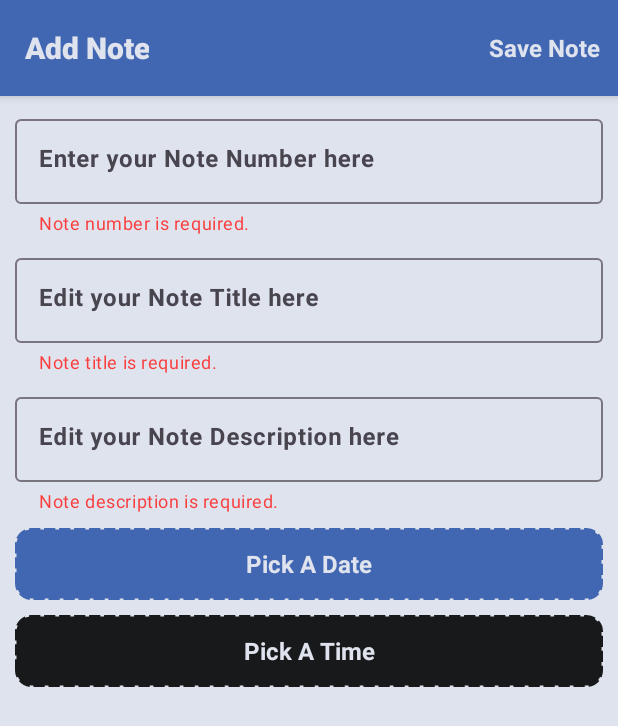
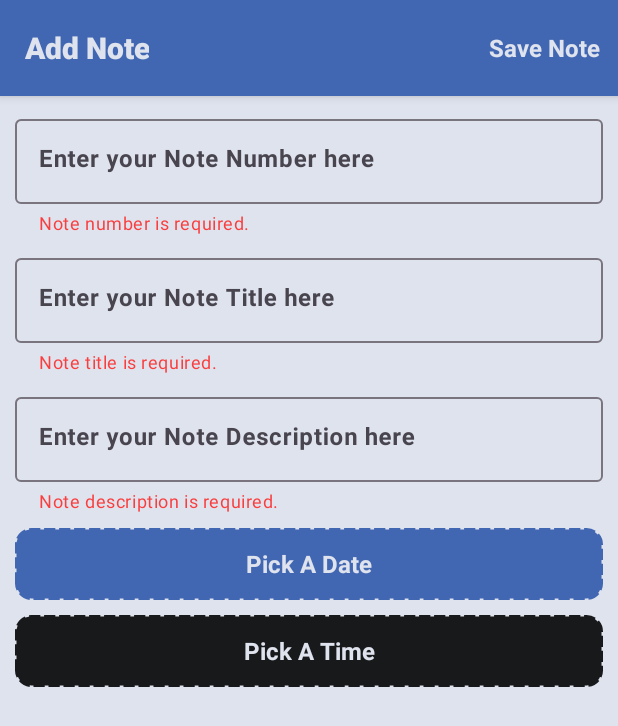
Before and after one commit to JubayerAhamadTayef/MyNotesApp, an Android app: the AddNoteFragment screen opened through its navigation route, after a tap on "Save Note", on a phone screen of 412 x 824 dp. Shown: the top 726 px of the screen. Run offline under Robolectric (Android 15) with nearby library versions, the phone set to English and light mode, and no system bars; our stand-ins replace Firebase (no records; nobody signed in at launch, a user with empty details on screens opened directly), Room's generated code, data binding.

Commit message:
Update Some Design and Features!

```diff
--- a/app/src/main/java/com/jubayer_ahamad_tayef/notes_app/adapter/NoteAdapter.kt
+++ b/app/src/main/java/com/jubayer_ahamad_tayef/notes_app/adapter/NoteAdapter.kt
@@ -47,7 +47,7 @@ class NoteAdapter(var context: Context) : RecyclerView.Adapter<NoteAdapter.NoteV
 
         holder.itemBinding.time.text = currentNote.noteTime
         holder.itemBinding.date.text = currentNote.noteDate
-        holder.itemBinding.noteNo.text = currentNote.noteNumber
+        holder.itemBinding.noteNo.text = currentNote.noteNumber.toString()
         holder.itemBinding.noteTitle.text = currentNote.noteTitle
         holder.itemBinding.noteDescription.text = currentNote.noteDescription
         setAnimation(holder.itemView, position)
--- a/app/src/main/java/com/jubayer_ahamad_tayef/notes_app/database/NoteDao.kt
+++ b/app/src/main/java/com/jubayer_ahamad_tayef/notes_app/database/NoteDao.kt
@@ -20,7 +20,7 @@ interface NoteDao {
     @Delete
     suspend fun deleteNote(note: Note)
 
-    @Query("SELECT * FROM NOTES ORDER BY id")
+    @Query("SELECT * FROM NOTES ORDER BY noteNumber")
     fun getAllNotes(): LiveData<List<Note>>
 
     @Query("SELECT * FROM NOTES WHERE noteNumber LIKE :query OR noteTime LIKE :query OR noteDate LIKE :query OR noteTitle LIKE :query OR noteDescription LIKE :query")
--- a/app/src/main/java/com/jubayer_ahamad_tayef/notes_app/fragments/AddNoteFragment.kt
+++ b/app/src/main/java/com/jubayer_ahamad_tayef/notes_app/fragments/AddNoteFragment.kt
@@ -31,7 +31,6 @@ class AddNoteFragment : Fragment(R.layout.fragment_add_note), MenuProvider {
     private var addNoteBinding: FragmentAddNoteBinding? = null
     private val binding get() = addNoteBinding!!
 
-    private val calendar: Calendar by lazy { Calendar.getInstance() }
     private lateinit var showDate: String
     private lateinit var showTime: String
 
@@ -80,6 +79,7 @@ class AddNoteFragment : Fragment(R.layout.fragment_add_note), MenuProvider {
 
     private fun saveNote(view: View) {
         val noteNumber = binding.addNoteNoEditText.text.toString().trim()
+        val noteNumberInt = if (noteNumber.isNotEmpty()) noteNumber.toInt() else 0
         val noteTitle = binding.addNoteTitleEditText.text.toString().trim()
         val noteDescription = binding.addNoteDescriptionEditText.text.toString().trim()
         val noteDate = binding.pickADate.text.toString().trim()
@@ -91,7 +91,7 @@ class AddNoteFragment : Fragment(R.layout.fragment_add_note), MenuProvider {
 
         if (noteNumber.isNotEmpty() && noteTitle.isNotEmpty() && noteDescription.isNotEmpty()) {
 
-            val note = Note(0, noteNumber, noteTitle, noteDescription, noteDate, noteTime)
+            val note = Note(0, noteNumberInt, noteTitle, noteDescription, noteDate, noteTime)
             notesViewModel.addNote(note)
 
             showToast(getString(R.string.note_saved))
@@ -105,7 +105,7 @@ class AddNoteFragment : Fragment(R.layout.fragment_add_note), MenuProvider {
     }
 
     private fun pickADate() {
-
+        val calendar = Calendar.getInstance()
         val day = calendar.get(Calendar.DAY_OF_MONTH)
         val month = calendar.get(Calendar.MONTH)
         val year = calendar.get(Calendar.YEAR)
@@ -126,6 +126,7 @@ class AddNoteFragment : Fragment(R.layout.fragment_add_note), MenuProvider {
 
     @SuppressLint("SimpleDateFormat")
     private fun pickATime() {
+        val calendar = Calendar.getInstance()
         val currentHour = calendar.get(Calendar.HOUR_OF_DAY)
         val currentMinute = calendar.get(Calendar.MINUTE)
 
--- a/app/src/main/java/com/jubayer_ahamad_tayef/notes_app/model/Note.kt
+++ b/app/src/main/java/com/jubayer_ahamad_tayef/notes_app/model/Note.kt
@@ -9,7 +9,7 @@ import kotlinx.parcelize.Parcelize
 @Parcelize
 data class Note(
     @PrimaryKey(autoGenerate = true) val id: Long,
-    val noteNumber: String,
+    val noteNumber: Int,
     val noteTitle: String,
     val noteDescription: String,
     val noteDate: String?,
--- a/app/src/main/res/layout/fragment_add_note.xml
+++ b/app/src/main/res/layout/fragment_add_note.xml
@@ -46,7 +46,7 @@
                 android:layout_height="wrap_content"
                 android:layout_marginHorizontal="10dp"
                 android:layout_marginTop="10dp"
-                android:hint="@string/edit_your_note_title_here"
+                android:hint="@string/enter_your_note_title_here"
                 app:helperTextTextColor="@color/red"
                 app:layout_constraintEnd_toEndOf="parent"
                 app:layout_constraintStart_toStartOf="parent"
@@ -68,7 +68,7 @@
                 android:layout_width="match_parent"
                 android:layout_height="wrap_content"
                 android:layout_margin="10dp"
-                android:hint="@string/edit_your_note_description_here"
+                android:hint="@string/enter_your_note_description_here"
                 app:helperTextTextColor="@color/red"
                 app:layout_constraintEnd_toEndOf="parent"
                 app:layout_constraintStart_toStartOf="parent"
--- a/app/src/main/res/values/strings.xml
+++ b/app/src/main/res/values/strings.xml
@@ -43,7 +43,9 @@
     <string name="invalid_email_password">Invalid Email or Password!</string>
     <string name="provide_needed_info">Please, provide needed information, then click Register again.</string>
     <string name="register_success">Register Successfully</string>
+    <string name="reset_password">Reset Password Successfully</string>
     <string name="verify_email_message">Please verify your email: %1$s</string>
+    <string name="check_email_message">Please check your email: %1$s</string>
     <string name="registration_failed">Registration failed, please try again.</string>
     <string name="unknown_error">Unknown error</string>
     <string name="verification_email_sent">Verification email sent to %1$s</string>
```
Also changed, not shown: app/src/main/java/com/jubayer_ahamad_tayef/notes_app/fragments/EditNoteFragment.kt (+5 -4 lines), app/src/main/java/com/jubayer_ahamad_tayef/notes_app/fragments/LoginFragment.kt (+11 -0 lines).
